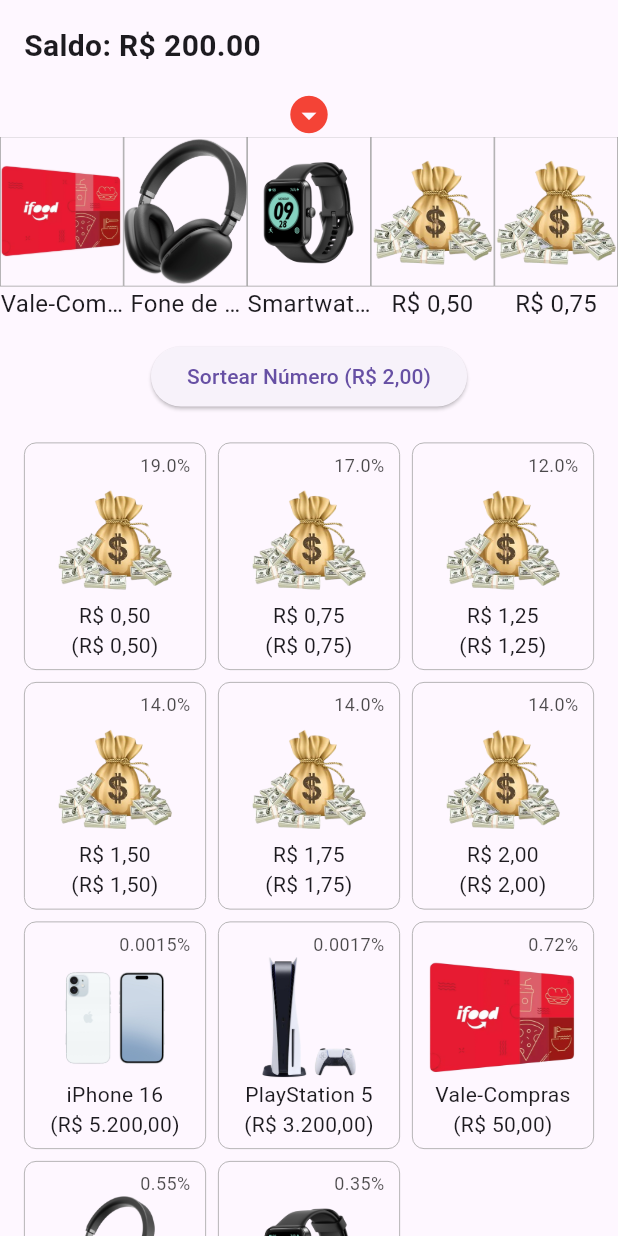
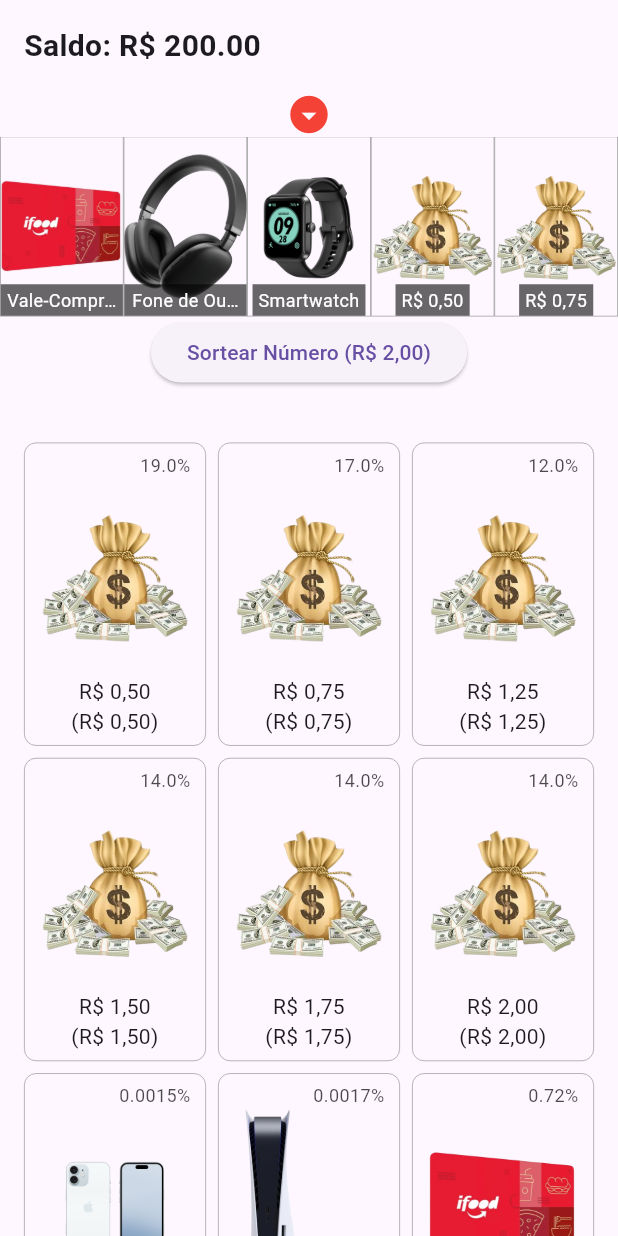
Before and after one commit to joaoconstancio1/genie_luck, a Flutter app: the screen it shows after launch, on a phone screen of 412 x 824 dp. Run offline on Flutter 3.47's test engine with Material 3 defaults, Android fonts, the phone set to English and light mode, and no system bars.

Commit message:
Refactor layout and styling in GenieSlider; add default padding and improve item display

```diff
--- a/lib/genie_slider/presenter/pages/genie_slider.dart
+++ b/lib/genie_slider/presenter/pages/genie_slider.dart
@@ -73,6 +73,7 @@ class _GenieSliderState extends State<GenieSlider> {
     );
 
     const double costToPlay = 2.0;
+    const double defaultPadding = 16.0;
 
     return Scaffold(
       body: ListView(
@@ -95,9 +96,7 @@ class _GenieSliderState extends State<GenieSlider> {
               controller: _pageController,
               itemBuilder: (context, index) {
                 final item = sliderItems[index % sliderItems.length];
-                return Column(
-                  children: [
-                    SizedBox(
+                return SizedBox(
                   width: itemWidth,
                   height: 100,
                   child: Container(
@@ -112,25 +111,32 @@ class _GenieSliderState extends State<GenieSlider> {
                       ),
                       border: Border.all(color: Colors.grey, width: 0.5),
                     ),
+                    child: Align(
+                      alignment: Alignment.bottomCenter,
+                      child: Container(
+                        color: Colors.black.withAlpha(150),
+                        padding: const EdgeInsets.symmetric(
+                          vertical: 2.0,
+                          horizontal: 4.0,
                         ),
-                    ),
-                    Flexible(
                         child: Text(
                           item.title,
-                        style: const TextStyle(fontSize: 16),
+                          style: const TextStyle(
+                            fontSize: 12,
+                            color: Colors.white,
+                          ),
                           textAlign: TextAlign.center,
                           maxLines: 1,
                           overflow: TextOverflow.ellipsis,
                         ),
                       ),
-                  ],
+                    ),
+                  ),
                 );
               },
             ),
           ),
-          Padding(
-            padding: const EdgeInsets.all(16.0),
-            child: Column(
+          Column(
             children: [
               ElevatedButton(
                 onPressed:
@@ -138,8 +144,7 @@ class _GenieSliderState extends State<GenieSlider> {
                         ? () async {
                           setState(() {
                             userBalance -= costToPlay;
-                              randomNumber =
-                                  Random().nextInt(100000).toDouble();
+                            randomNumber = Random().nextInt(100000).toDouble();
                             selectedItem = sliderItems.firstWhere(
                               (item) =>
                                   randomNumber! >= item.minRange &&
@@ -179,24 +184,26 @@ class _GenieSliderState extends State<GenieSlider> {
                   ),
                 ),
               SizedBox(height: 20),
-                GridView.builder(
+            ],
+          ),
+
+          Padding(
+            padding: EdgeInsets.all(defaultPadding),
+            child: GridView.builder(
               shrinkWrap: true,
               physics: const NeverScrollableScrollPhysics(),
               gridDelegate: SliverGridDelegateWithFixedCrossAxisCount(
                 crossAxisCount:
-                        (MediaQuery.of(context).size.width ~/ 120).toInt(),
+                    (MediaQuery.of(context).size.width ~/ 130).toInt(),
                 crossAxisSpacing: 8.0,
                 mainAxisSpacing: 8.0,
-                    childAspectRatio: 0.8,
+                childAspectRatio: 0.6,
               ),
               itemCount: sliderItems.length,
               itemBuilder: (context, index) {
                 final item = sliderItems[index];
                 return Container(
-                      padding: EdgeInsets.symmetric(
-                        vertical: 6,
-                        horizontal: 10,
-                      ),
+                  padding: EdgeInsets.symmetric(vertical: 6, horizontal: 10),
                   decoration: BoxDecoration(
                     borderRadius: BorderRadius.circular(8.0),
                     border: Border.all(color: Colors.grey, width: 0.5),
@@ -238,8 +245,6 @@ class _GenieSliderState extends State<GenieSlider> {
                 );
               },
             ),
-              ],
-            ),
           ),
         ],
       ),
```
Lines whose indentation alone changed are shown as unchanged.
